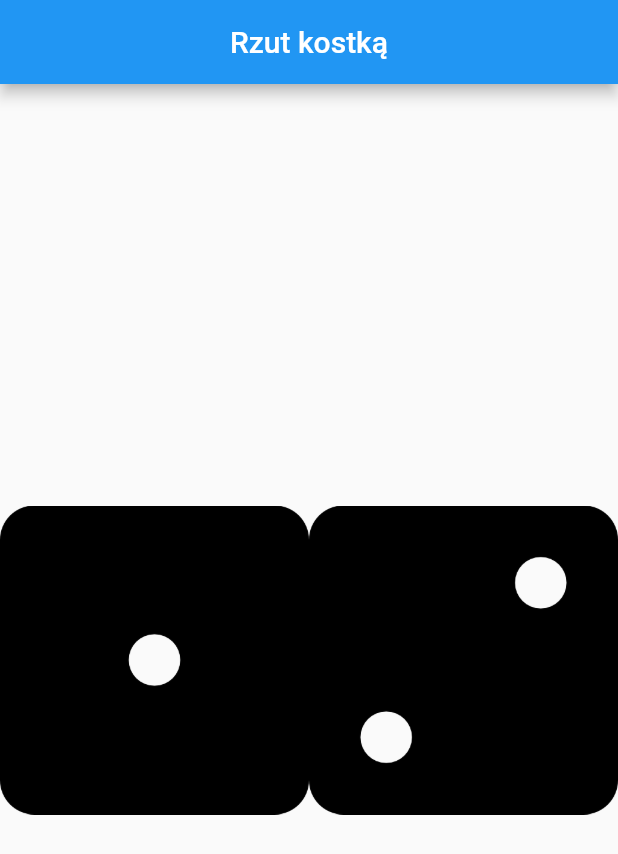
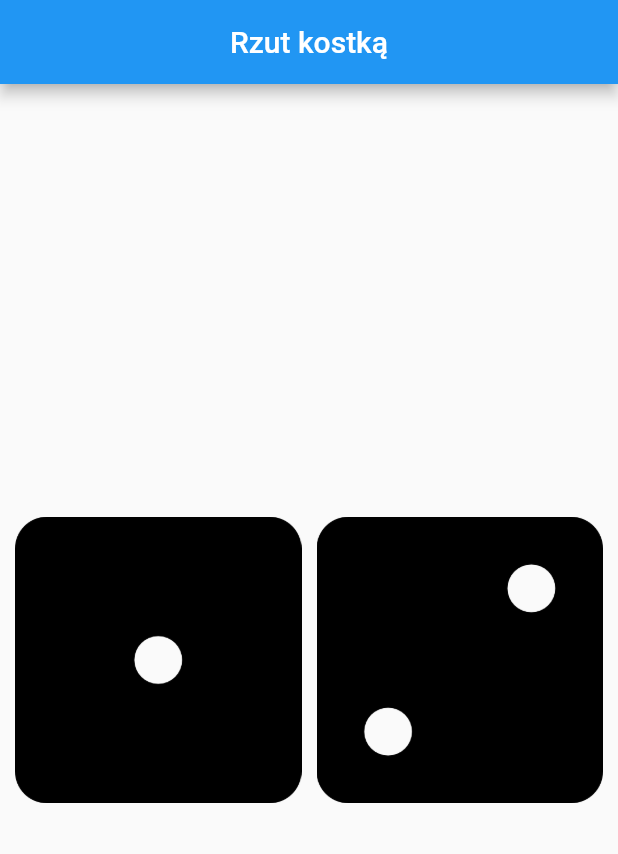
Before and after one commit to AdrianBugala/random_dice, a Flutter app: the screen it shows after launch, on a phone screen of 412 x 824 dp. Shown: the top 854 px of the screen. Run offline on Flutter 3.47's test engine with Material 2 defaults, Android fonts, the light colour scheme and no system bars.

Commit message:
Add padding and sizedbox to dices

```diff
--- a/lib/main.dart
+++ b/lib/main.dart
@@ -19,16 +19,22 @@ class _DicePageState extends State<DicePage> {
   @override
   Widget build(BuildContext context) {
     return Center(
+      child: Padding(
+        padding: const EdgeInsets.all(10.0),
         child: Row(
           children: [
             Expanded(
               child: Image.asset('images/dice1.png'),
+            ),
+            const SizedBox(
+              width: 10,
             ),
             Expanded(
               child: Image.asset('images/dice2.png'),
             ),
           ],
         ),
+      ),
     );
   }
 }
```
Lines whose indentation alone changed are shown as unchanged.
